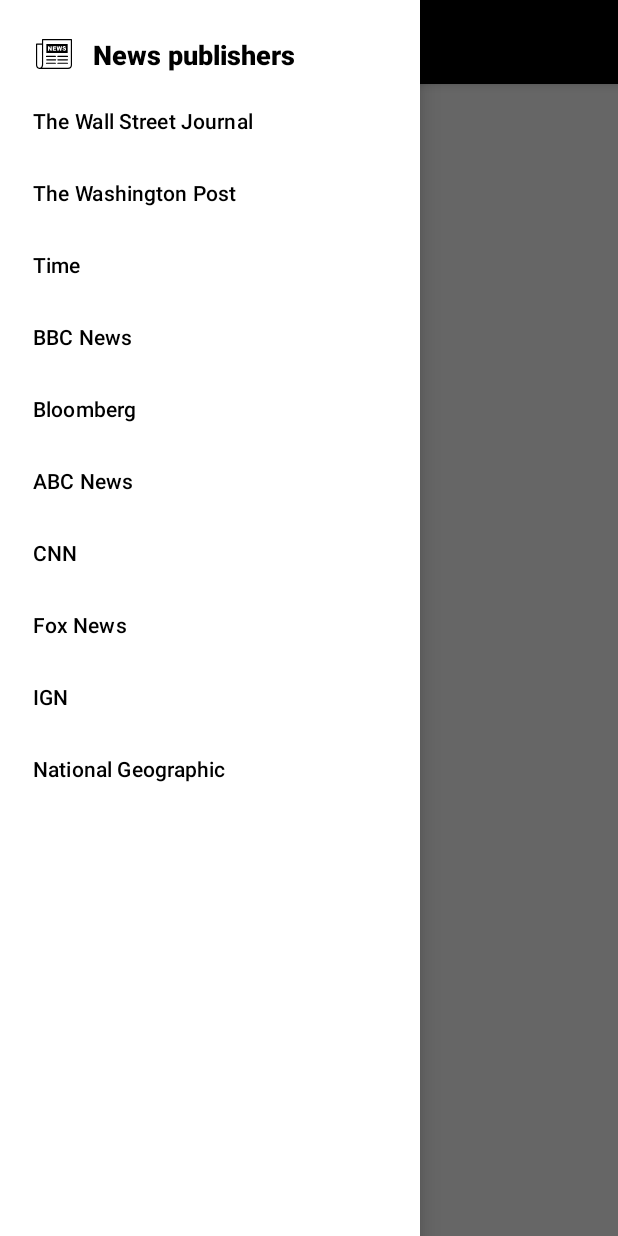
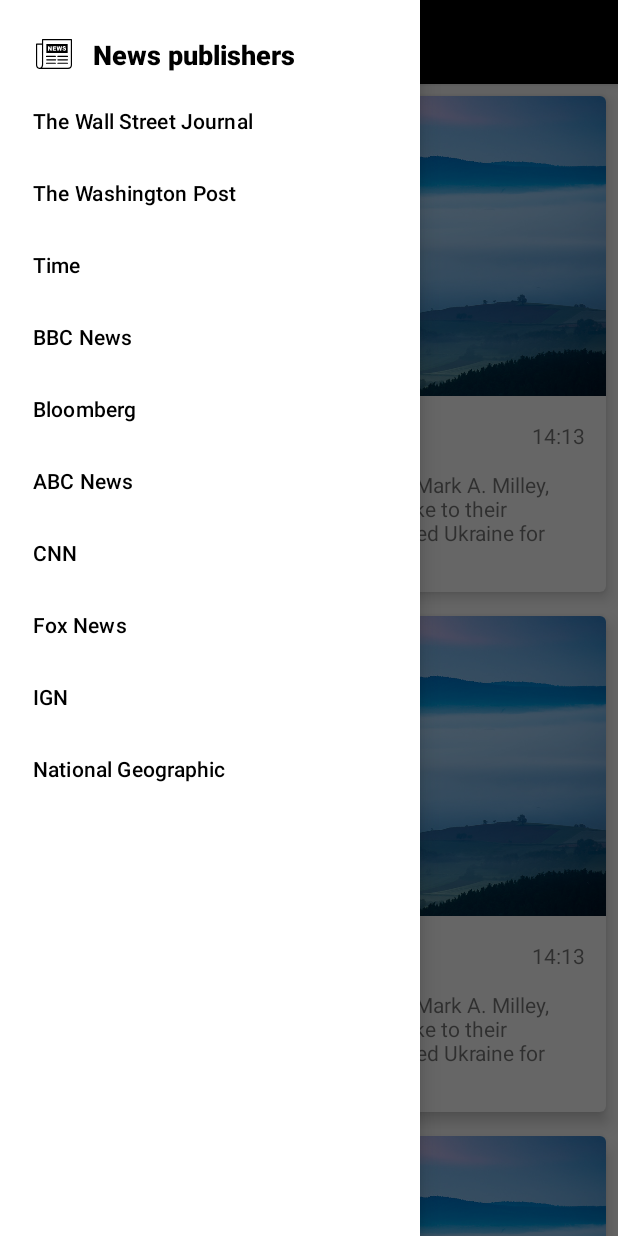
Before and after one commit to DmytroDyshuk/NewsRecap, an Android app: the screen it shows after launch (MainActivity), with the side drawer open, on a phone screen of 412 x 824 dp. Run offline under Robolectric (Android 15) with nearby library versions, the phone set to English and light mode, and no system bars.

Commit message:
list_item_news.xml ui update

```diff
--- a/app/src/main/java/com/example/newsrecap/model/News.kt
+++ b/app/src/main/java/com/example/newsrecap/model/News.kt
@@ -1,4 +1,6 @@
 package com.example.newsrecap.model
+
+import java.util.IdentityHashMap
 
 data class News(
     val id: Long = 0,
--- a/app/src/main/java/com/example/newsrecap/ui/fragments/NewsListFragment.kt
+++ b/app/src/main/java/com/example/newsrecap/ui/fragments/NewsListFragment.kt
@@ -5,7 +5,10 @@ import android.view.LayoutInflater
 import android.view.View
 import android.view.ViewGroup
 import androidx.fragment.app.Fragment
+import androidx.recyclerview.widget.LinearLayoutManager
 import com.example.newsrecap.databinding.FragmentNewsListBinding
+import com.example.newsrecap.model.News
+import com.example.newsrecap.ui.adapter.NewsListAdapter
 
 class NewsListFragment: Fragment() {
 
@@ -19,7 +22,17 @@ class NewsListFragment: Fragment() {
 
     override fun onViewCreated(view: View, savedInstanceState: Bundle?) {
         super.onViewCreated(view, savedInstanceState)
-
+        val testNewsList = mutableListOf(
+            News(1,"", " ", "", "", "", "", ""),
+            News(2,"", " ", "", "", "", "", ""),
+            News(3, "", " ", "", "", "", "", ""),
+            News(4, "", " ", "", "", "", "", ""),
+            News(5, "", " ", "", "", "", "", "")
+        )
+        val adapter = NewsListAdapter()
+        binding.rvNewsList.adapter = adapter
+        binding.rvNewsList.layoutManager =LinearLayoutManager(this.context)
+        adapter.submitList(testNewsList)
     }
 
     override fun onDestroyView() {
--- a/app/src/main/res/layout/list_item_news.xml
+++ b/app/src/main/res/layout/list_item_news.xml
@@ -1,9 +1,67 @@
 <?xml version="1.0" encoding="utf-8"?>
-<androidx.constraintlayout.widget.ConstraintLayout
+<com.google.android.material.card.MaterialCardView
     xmlns:android="http://schemas.android.com/apk/res/android"
+    xmlns:app="http://schemas.android.com/apk/res-auto"
+    xmlns:tools="http://schemas.android.com/tools"
     android:layout_width="match_parent"
-    android:layout_height="match_parent">
+    android:layout_height="wrap_content"
+    android:orientation="horizontal"
+    android:layout_marginStart="8dp"
+    android:layout_marginTop="8dp"
+    android:layout_marginEnd="8dp"
+    android:layout_marginBottom="8dp"
+    app:cardElevation="6dp">
 
+    <LinearLayout
+        android:layout_width="match_parent"
+        android:layout_height="match_parent"
+        android:orientation="vertical"
+        android:paddingBottom="14dp">
 
+        <ImageView
+            android:id="@+id/iv_news_image"
+            android:layout_width="match_parent"
+            android:layout_height="200dp"
+            android:scaleType="centerCrop"
+            android:src="@mipmap/test_picture"/>
 
-</androidx.constraintlayout.widget.ConstraintLayout>
+        <LinearLayout
+            android:layout_width="match_parent"
+            android:layout_height="wrap_content"
+            android:orientation="horizontal"
+            android:layout_marginTop="12dp"
+            android:paddingStart="14dp"
+            android:paddingEnd="14dp">
+
+            <TextView
+                android:id="@+id/tv_news_title"
+                android:layout_width="wrap_content"
+                android:layout_height="wrap_content"
+                android:text="News title"
+                android:textSize="22sp" />
+
+            <Space
+                android:layout_width="0dp"
+                android:layout_height="1dp"
+                android:layout_weight="1"/>
+
+            <TextView
+                android:id="@+id/iv_news_time"
+                android:layout_width="wrap_content"
+                android:layout_height="wrap_content"
+                android:text="14:13"
+                android:layout_gravity="center_vertical"/>
+
+        </LinearLayout>
+
+        <TextView
+            android:id="@+id/tv_news_description"
+            android:layout_width="match_parent"
+            android:layout_height="wrap_content"
+            android:text="Defense Secretary Lloyd Austin and Gen. Mark A. Milley, chairman of the Joint Chiefs of Staff, spoke to their counterparts in Russia. U.S. officials lauded Ukraine for holding Bakhmut."
+            android:layout_marginTop="8dp"
+            android:layout_marginStart="14dp" />
+
+    </LinearLayout>
+
+</com.google.android.material.card.MaterialCardView>
```
Also changed, not shown: app/src/main/res/mipmap-hdpi/test_picture.jpg (added).
